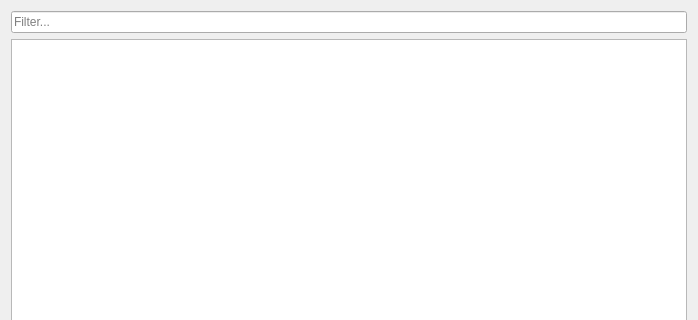
Before: the Qt Designer form ui/dialogs/materialselectiondialog.ui in PhilippParis/BusinessManager, drawn with Qt 5; both pictures show x 0 to 698 and y 0 to 320 of the 698 by 462 pixel window.
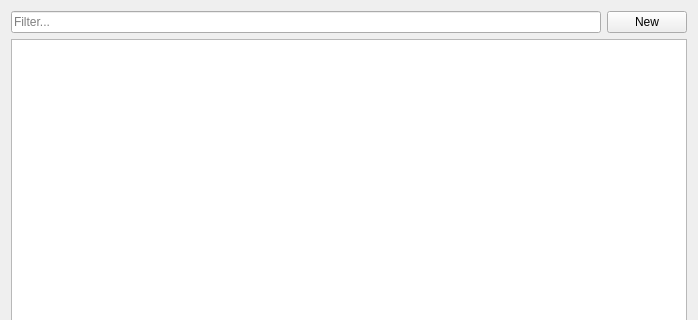
After: the same form once the commit is applied. Icons and pictures are not drawn.

Commit message: added "new material" button to MaterialSelectionDialog

Patch:
```diff
--- a/ui/dialogs/materialselectiondialog.ui
+++ b/ui/dialogs/materialselectiondialog.ui
@@ -15,6 +15,8 @@
   </property>
   <layout class="QVBoxLayout" name="verticalLayout">
    <item>
+    <layout class="QHBoxLayout" name="horizontalLayout">
+     <item>
     <widget class="QLineEdit" name="leFilter">
      <property name="placeholderText">
       <string>Filter...</string>
@@ -22,6 +24,19 @@
     </widget>
    </item>
    <item>
+      <widget class="QPushButton" name="btnNew">
+       <property name="text">
+        <string>New</string>
+       </property>
+       <property name="icon">
+        <iconset resource="../../resources.qrc">
+         <normaloff>:/icon/add</normaloff>:/icon/add</iconset>
+       </property>
+      </widget>
+     </item>
+    </layout>
+   </item>
+   <item>
     <widget class="QTableView" name="tblMaterials">
      <property name="selectionMode">
       <enum>QAbstractItemView::SingleSelection</enum>
```
Left out of the diff: 4 changed lines with no effect on the pictures. Lines whose indentation alone changed are shown as unchanged. The commit also changes 9 other files.
